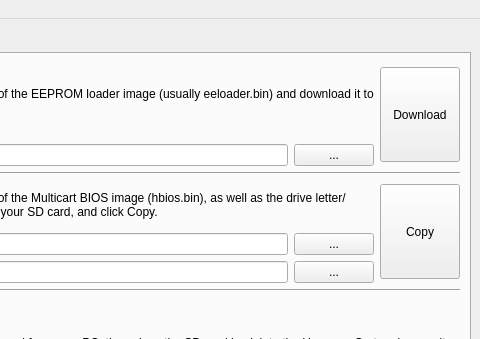
Old version of the form harmonycartwindow.ui in the repository sa666666/harmonycart; both pictures show x 240 to 720 and y 0 to 339 of the 720 by 440 pixel window.
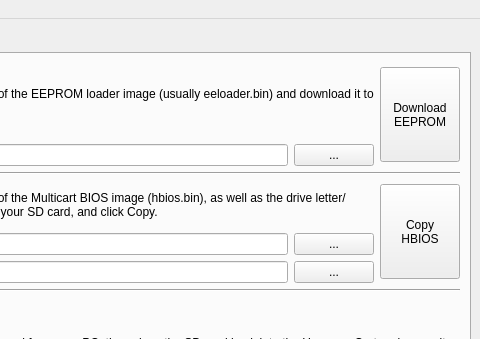
New version of the form. Icons and pictures are not drawn.

Commit message: Show filedialog for SD mount location, and added better text in BIOS tab buttons.

Diff of the .ui file:
```diff
--- a/harmonycartwindow.ui
+++ b/harmonycartwindow.ui
@@ -126,7 +126,8 @@
              </size>
             </property>
             <property name="text">
-             <string>Download</string>
+             <string>Download
+EEPROM</string>
             </property>
            </widget>
           </item>
@@ -245,7 +246,8 @@
              </size>
             </property>
             <property name="text">
-             <string>Copy</string>
+             <string>Copy
+HBIOS</string>
             </property>
            </widget>
           </item>
```
The commit also changes 1 other file.
